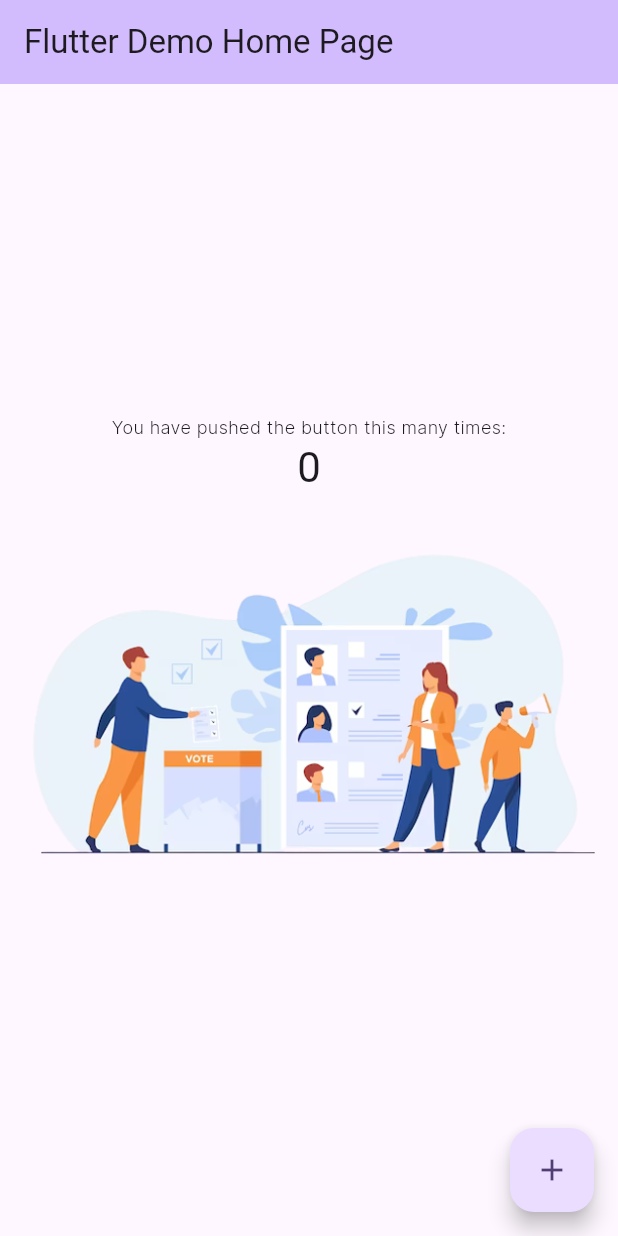
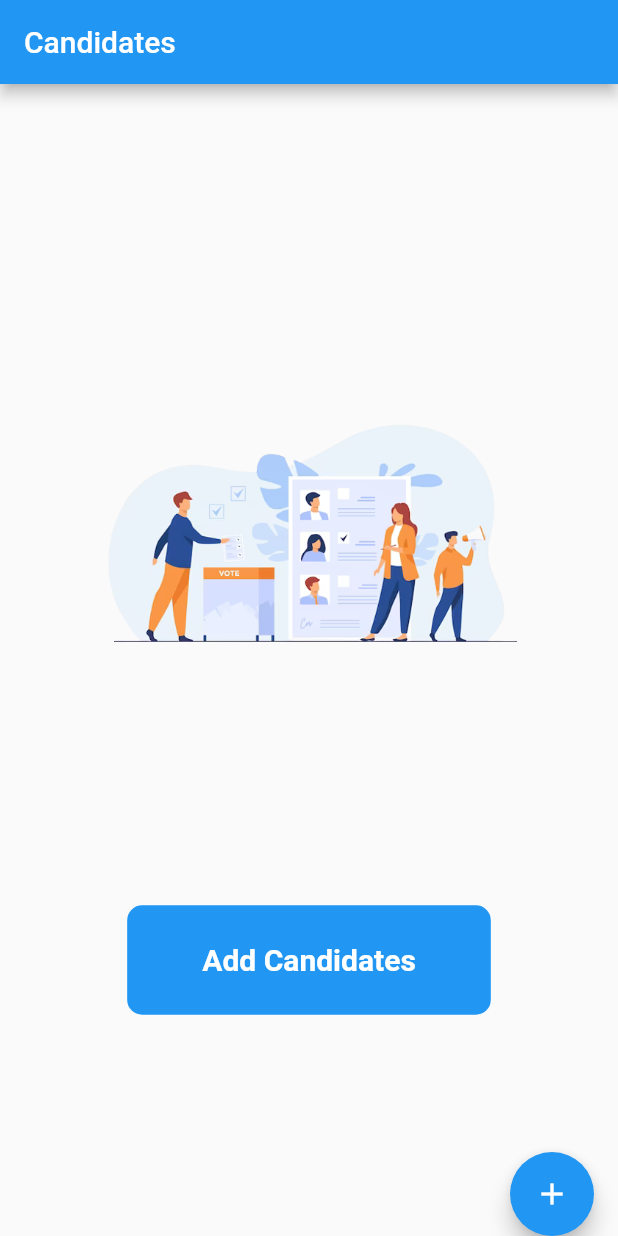
Before and after one commit to YoussefNassar2024/ElectionSystem, a Flutter app: the screen it shows after launch, on a phone screen of 412 x 824 dp. Run offline on Flutter 3.47's test engine with Material 2 defaults, Android fonts, the phone set to English and light mode, and no system bars.

Commit message:
Add Candidates Screen

```diff
--- /dev/null
+++ b/vote/lib/Poll/add_candidates_screen.dart
@@ -0,0 +1,57 @@
+import 'package:flutter/material.dart';
+
+
+
+class AddCandidatesScreen extends StatelessWidget {
+ @override
+ Widget build(BuildContext context) {
+    return MaterialApp(
+      home: Scaffold(
+        appBar: AppBar(
+          title: Text('Candidates'),
+        ),
+        body: Center(
+          child: Column(
+            mainAxisAlignment: MainAxisAlignment.center,
+            children: <Widget>[
+              Image.asset(
+                'assets/images/addCandidates.png',
+                width: 300,
+                height: 300,
+              ),
+              SizedBox(height: 100),
+              InkWell(
+                onTap: () {
+                 // Your function to add candidates
+                },
+                child: Container(
+                 padding: EdgeInsets.symmetric(horizontal: 50, vertical: 25),
+                 decoration: BoxDecoration(
+                    color: Colors.blue,
+                    borderRadius: BorderRadius.circular(10),
+                 ),
+                 child: Text(
+                    'Add Candidates',
+                    style: TextStyle(
+                      fontSize: 20,
+                      color: Colors.white,
+                      fontWeight: FontWeight.bold,
+                    ),
+                 ),
+                ),
+              ),
+            ],
+          ),
+        ),
+        floatingActionButton: FloatingActionButton(
+          onPressed: () {
+            // Add your onPressed code here
+          },
+          backgroundColor: Colors.blue,
+          child: Icon(Icons.add),
+        ),
+        floatingActionButtonLocation: FloatingActionButtonLocation.endContained,
+      ),
+      );
+ }
+}
--- a/vote/lib/main.dart
+++ b/vote/lib/main.dart
@@ -1,8 +1,10 @@
 import 'package:flutter/material.dart';
+import 'package:vote/Poll/add_candidates_screen.dart';
+import 'package:vote/Poll/poll_title_screen.dart';
 import 'package:vote/style/style.dart';
 
 void main() {
-  runApp(const MyApp());
+  runApp(AddCandidatesScreen());
 }
 
 class MyApp extends StatelessWidget {
```
Also changed, not shown: vote/lib/Poll/poll_title_screen.dart (+12 -9 lines).
